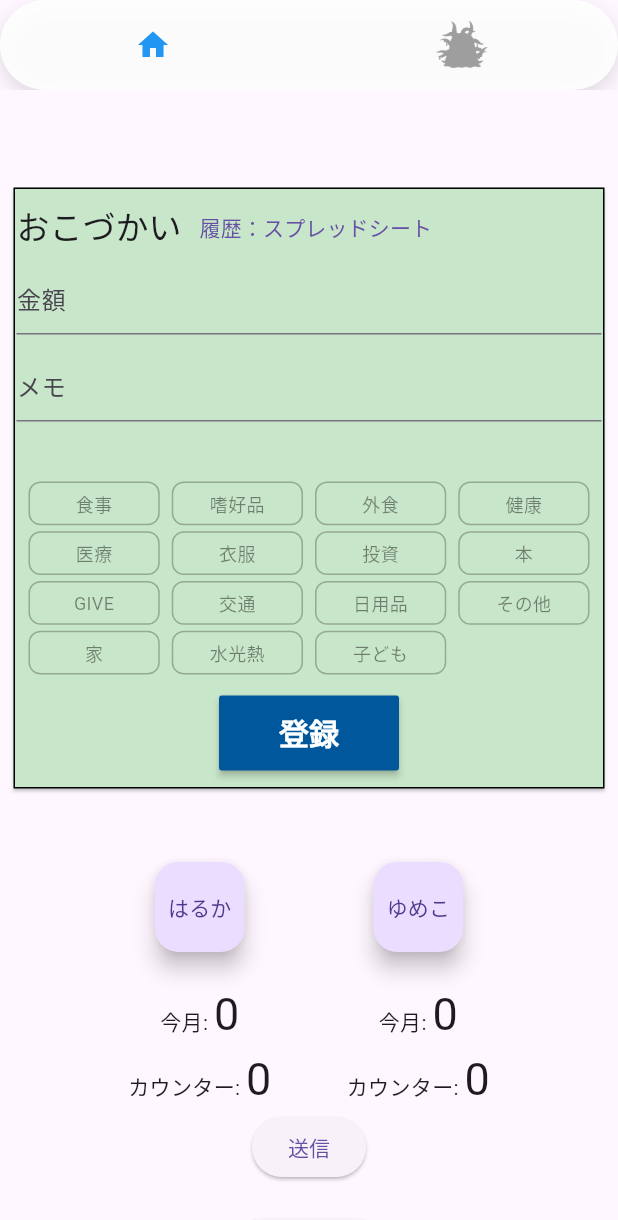
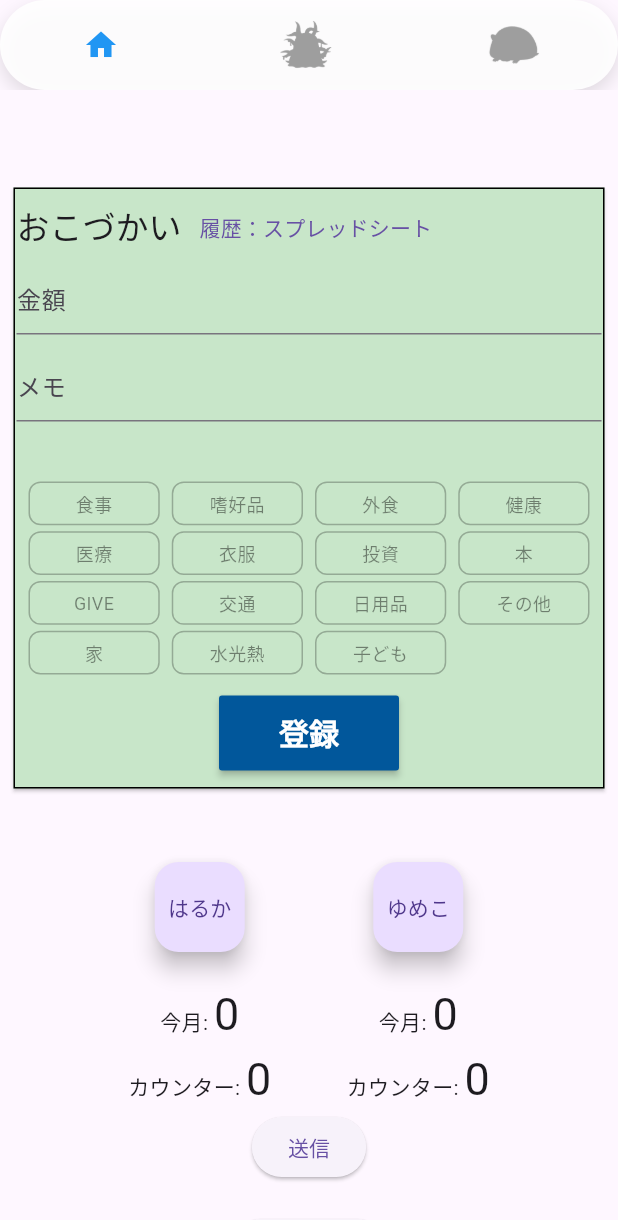
Before and after one commit to yoichiyy/haruyume2024, a Flutter app: the screen it shows after launch, on a phone screen of 412 x 824 dp. Shown: the top 1220 px of the screen. Run offline on Flutter 3.47's test engine with Material 3 defaults, Android fonts, the phone set to English and light mode, and no system bars; our stand-ins replace audioplayers, cloud_firestore, confetti, firebase_auth, firebase_core, shared_preferences; accounts and stored records are empty; network calls fail.

Commit message:
レポートページ追加

```diff
--- a/lib/main_page.dart
+++ b/lib/main_page.dart
@@ -1,4 +1,5 @@
 import 'package:flutter/material.dart';
+import 'package:myapp/pages/report.dart';
 import 'package:myapp/pages/task_monster.dart';
 
 import 'home_page.dart';
@@ -17,6 +18,7 @@ class MainPageState extends State<MainPage> {
   final List<Widget> _pages = [
     const HomePage(),
     const TaskMonster(),
+    const StructuredReportPage(userId:'papa'),
   ];
 
   // ページを切り替える関数
@@ -52,7 +54,6 @@ class MainPageState extends State<MainPage> {
               child: Row(
                 mainAxisAlignment: MainAxisAlignment.spaceAround,
                 children: [
-                  // HomePageへのボタン
                   IconButton(
                     icon: Icon(
                       Icons.home,
@@ -61,7 +62,6 @@ class MainPageState extends State<MainPage> {
                     onPressed: () => _onMenuTap(0),
                     tooltip: 'Home',
                   ),
-                  // TaskMonsterへのボタン
                   IconButton(
                     icon: Image.asset(
                       'assets/shoggoth.png',
@@ -72,6 +72,17 @@ class MainPageState extends State<MainPage> {
                     onPressed: () => _onMenuTap(1),
                     tooltip: 'おばけ',
                   ),
+                                    IconButton(
+                    icon: Image.asset(
+                      'assets/hamster_sleeping_golden.png',
+                      width: 36,
+                      height: 48,
+                      color: _currentIndex == 1 ? Colors.blue : Colors.grey,
+                    ),
+                    onPressed: () => _onMenuTap(2),
+                    tooltip: 'レポート',
+                  ),
+
                 ],
               ),
             ),
```
Also changed, not shown: lib/pages/report.dart (added, +87 -0 lines), 1 other file.
